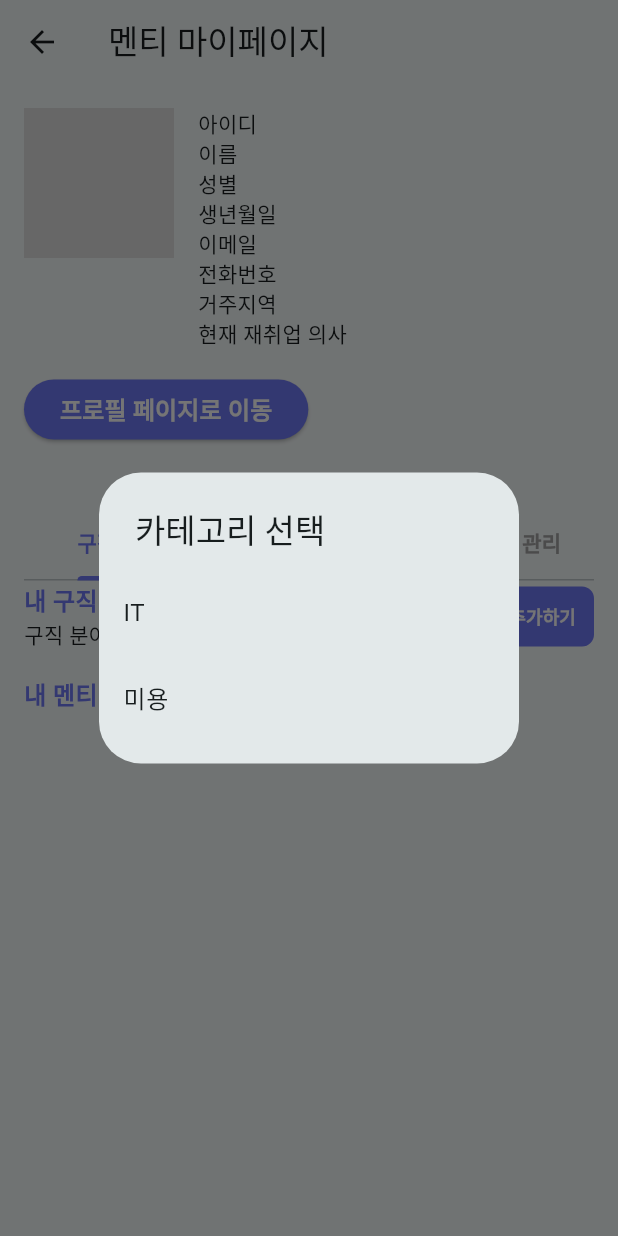
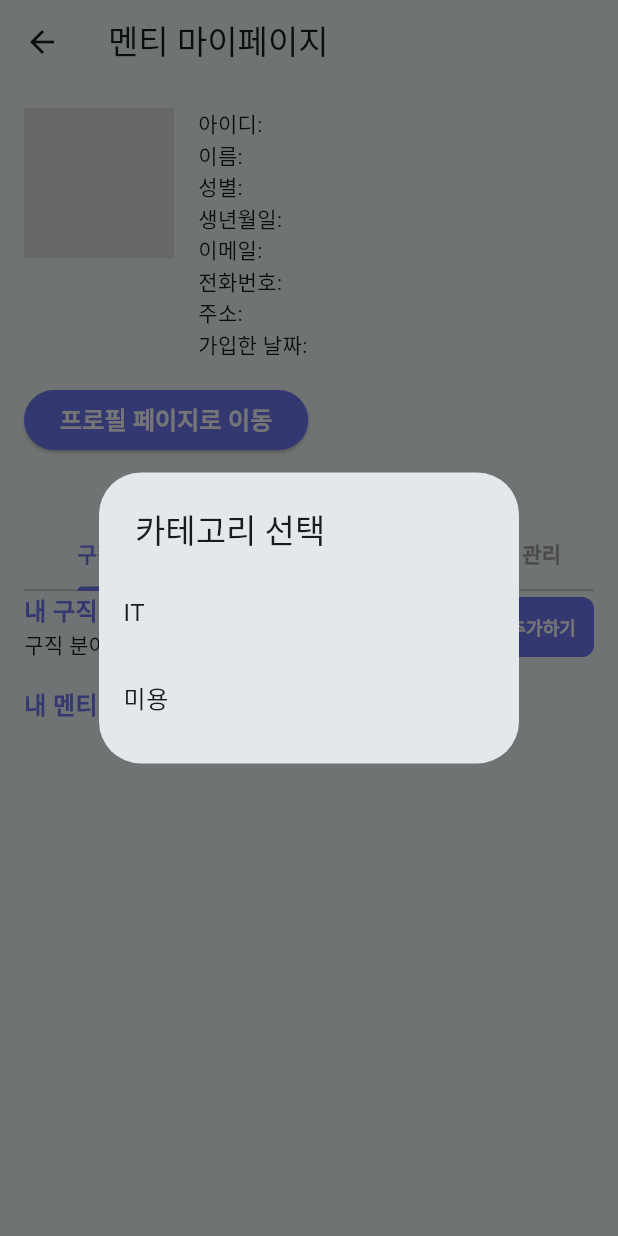
Before and after one commit to Bewheneverwhatiwant/PublicDataContest, a Flutter app: the MyPageMentee screen opened directly, after a tap on "추가하기", on a phone screen of 412 x 824 dp. Run offline on Flutter 3.47's test engine with Material 3 defaults, Android fonts, the phone set to English and light mode, and no system bars; our stand-ins replace file_picker, flutter_dotenv, hexcolor, shared_preferences, webview_flutter; accounts and stored records are empty; network calls fail.

Commit message:
[ADD] mypage mentee에 getInfo API 1차연동

```diff
--- a/lib/mypage/menti/mypage_mentee.dart
+++ b/lib/mypage/menti/mypage_mentee.dart
@@ -1,7 +1,11 @@
+import 'dart:convert';
 import 'package:flutter/material.dart';
 import 'package:file_picker/file_picker.dart';
 import 'package:publicdatacontest/common/theme/colors/color_palette.dart';
-import 'dart:typed_data'; // 바이너리 데이터를 처리하기 위해 !! (file picker 사용 x)
+import 'dart:typed_data';
+import 'package:http/http.dart' as http;
+import 'package:shared_preferences/shared_preferences.dart';
+import 'package:flutter_dotenv/flutter_dotenv.dart';
 import '../mypay.dart';
 
 class MyPageMentee extends StatefulWidget {
@@ -14,11 +18,13 @@ class _MyPageMenteeState extends State<MyPageMentee>
   late TabController _tabController;
   List<Uint8List> _selectedFiles = [];
   List<String> _selectedCategories = [];
+  Map<String, dynamic> _menteeInfo = {};
 
   @override
   void initState() {
     super.initState();
     _tabController = TabController(length: 3, vsync: this);
+    _fetchAndDisplayUserInfo();
   }
 
   @override
@@ -71,12 +77,45 @@ class _MyPageMenteeState extends State<MyPageMentee>
   }
 
   void _addCategory(String category) {
-    // 중복 체크
     if (!_selectedCategories.contains(category)) {
       setState(() {
         _selectedCategories.add(category);
       });
     }
+  }
+
+  void _fetchAndDisplayUserInfo() async {
+    final String apiServer = dotenv.env['API_SERVER'] ?? '';
+    final String? accessToken = await _getAccessToken();
+
+    if (accessToken == null) {
+      print('AccessToken not found');
+      return;
+    }
+
+    final response = await http.get(
+      Uri.parse('$apiServer/api/auth/getInfo'),
+      headers: {
+        'Authorization': 'Bearer $accessToken',
+        'Content-Type': 'application/json',
+      },
+    );
+
+    if (response.statusCode == 200) {
+      final responseData = json.decode(response.body);
+      setState(() {
+        _menteeInfo = responseData;
+      });
+      print('mentee mypage API call success');
+      print(responseData);
+    } else {
+      print('Failed to fetch user info');
+    }
+  }
+
+  Future<String?> _getAccessToken() async {
+    final prefs = await SharedPreferences.getInstance();
+    return prefs.getString('accessToken');
   }
 
   @override
@@ -165,17 +204,18 @@ class _MyPageMenteeState extends State<MyPageMentee>
           color: Colors.grey[300],
         ),
         const SizedBox(width: 16),
-        const Column(
+        Column(
           crossAxisAlignment: CrossAxisAlignment.start,
           children: [
-            Text('아이디'),
-            Text('이름'),
-            Text('성별'),
-            Text('생년월일'),
-            Text('이메일'),
-            Text('전화번호'),
-            Text('거주지역'),
-            Text('현재 재취업 의사'),
+            Text('아이디: ${_menteeInfo['mentee']?['userId'] ?? ''}'),
+            Text('이름: ${_menteeInfo['mentee']?['menteeName'] ?? ''}'),
+            Text('성별: ${_menteeInfo['mentee']?['gender'] ?? ''}'),
+            Text('생년월일: ${_menteeInfo['mentee']?['birth'] ?? ''}'),
+            Text('이메일: ${_menteeInfo['mentee']?['email'] ?? ''}'),
+            Text('전화번호: ${_menteeInfo['mentee']?['phoneNumber'] ?? ''}'),
+            Text('주소: ${_menteeInfo['mentee']?['address'] ?? ''}'),
+            Text(
+                '가입한 날짜: ${_menteeInfo['mentee']?['createdAt']?.substring(0, 10) ?? ''}'),
           ],
         ),
       ],
@@ -198,7 +238,9 @@ class _MyPageMenteeState extends State<MyPageMentee>
                           fontWeight: FontWeight.bold,
                           fontSize: 16)),
                   _selectedCategories.isEmpty
-                      ? Text('구직 분야를 추가해주세요.')
+                      ? const Text(
+                          '구직 분야를 추가해주세요.',
+                        )
                       : Column(
                           crossAxisAlignment: CrossAxisAlignment.start,
                           children: _selectedCategories.map((category) {
@@ -341,9 +383,6 @@ class _MyPageMenteeState extends State<MyPageMentee>
   }
 
   Widget _buildMentoringHistory() {
-    String mentoringRating = '별점이 아직 없어요';
-    String accumulatedMentoringCount = '0';
-
     return Column(
       crossAxisAlignment: CrossAxisAlignment.start,
       children: [
--- a/lib/mypage/mento/mypage_mento.dart
+++ b/lib/mypage/mento/mypage_mento.dart
@@ -313,8 +313,6 @@ class _MyPageMentoState extends State<MyPageMento>
         _buildCertificates(),
         const SizedBox(height: 16),
         _buildSection(_buildMentoButtons(context)),
-        Text('누적 멘티 수: ${_mentorInfo['mentor']?['studentCount'] ?? 0}'),
-        Text('누적 멘토링 횟수: ${_mentorInfo['mentor']?['mentoringCount'] ?? 0}'),
       ],
     );
   }
@@ -522,8 +520,7 @@ class _MyPageMentoState extends State<MyPageMento>
                     Icon(Icons.people, color: GlobalColors.mainColor),
                     SizedBox(width: 8),
                     Text('누적 멘티 수: '),
-                    Text(accumulatedMenteeCount,
-                        style: TextStyle(fontWeight: FontWeight.bold)),
+                    Text('${_mentorInfo['mentor']?['studentCount'] ?? 0}'),
                   ],
                 ),
                 Row(
@@ -531,8 +528,7 @@ class _MyPageMentoState extends State<MyPageMento>
                     Icon(Icons.people, color: GlobalColors.mainColor),
                     SizedBox(width: 8),
                     Text('누적 멘토링 수: '),
-                    Text(accumulatedMentoringCount,
-                        style: TextStyle(fontWeight: FontWeight.bold)),
+                    Text('${_mentorInfo['mentor']?['mentoringCount'] ?? 0}'),
                   ],
                 ),
               ],
```
